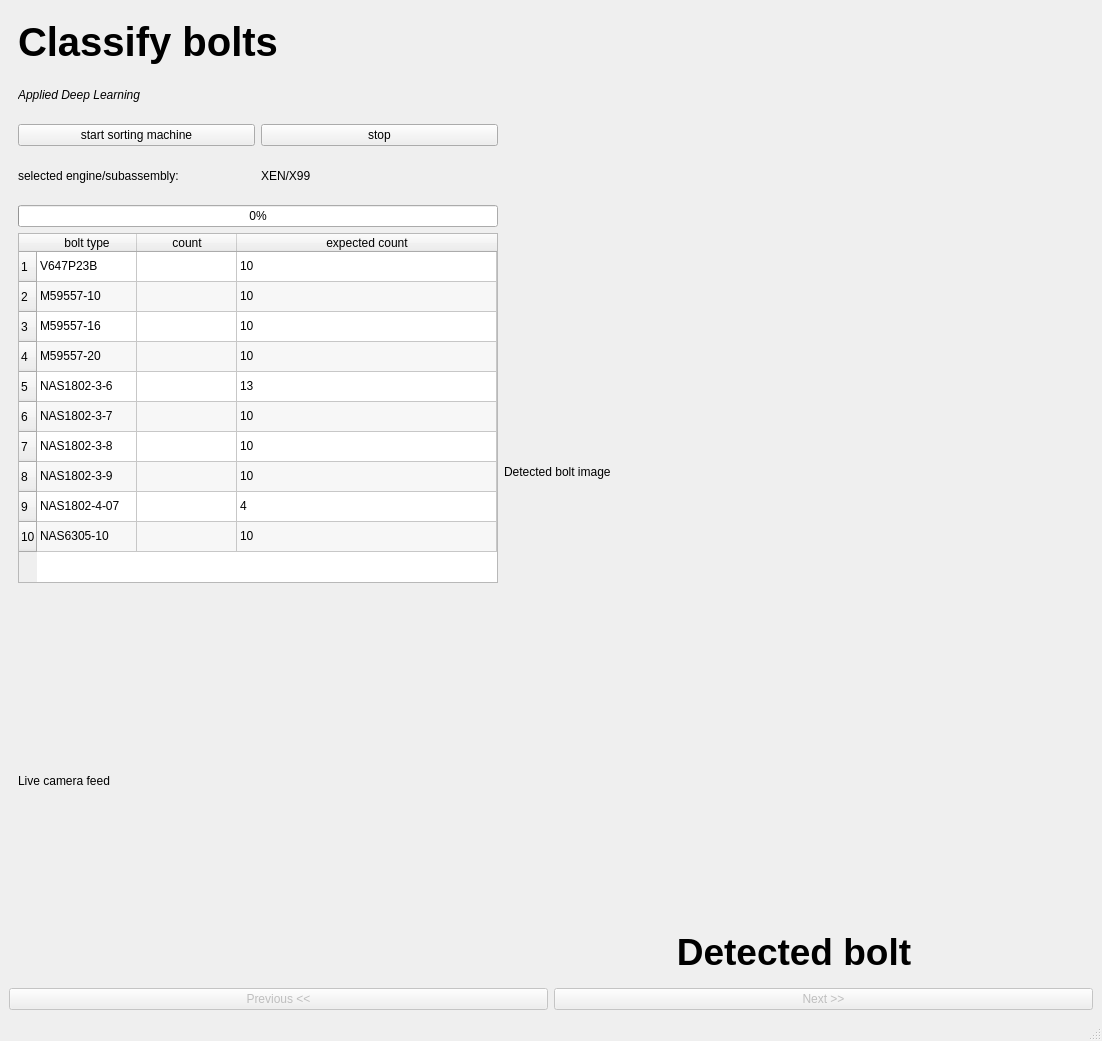
laurensthecomposer/SMR2, file main_window.ui: the form before one commit.
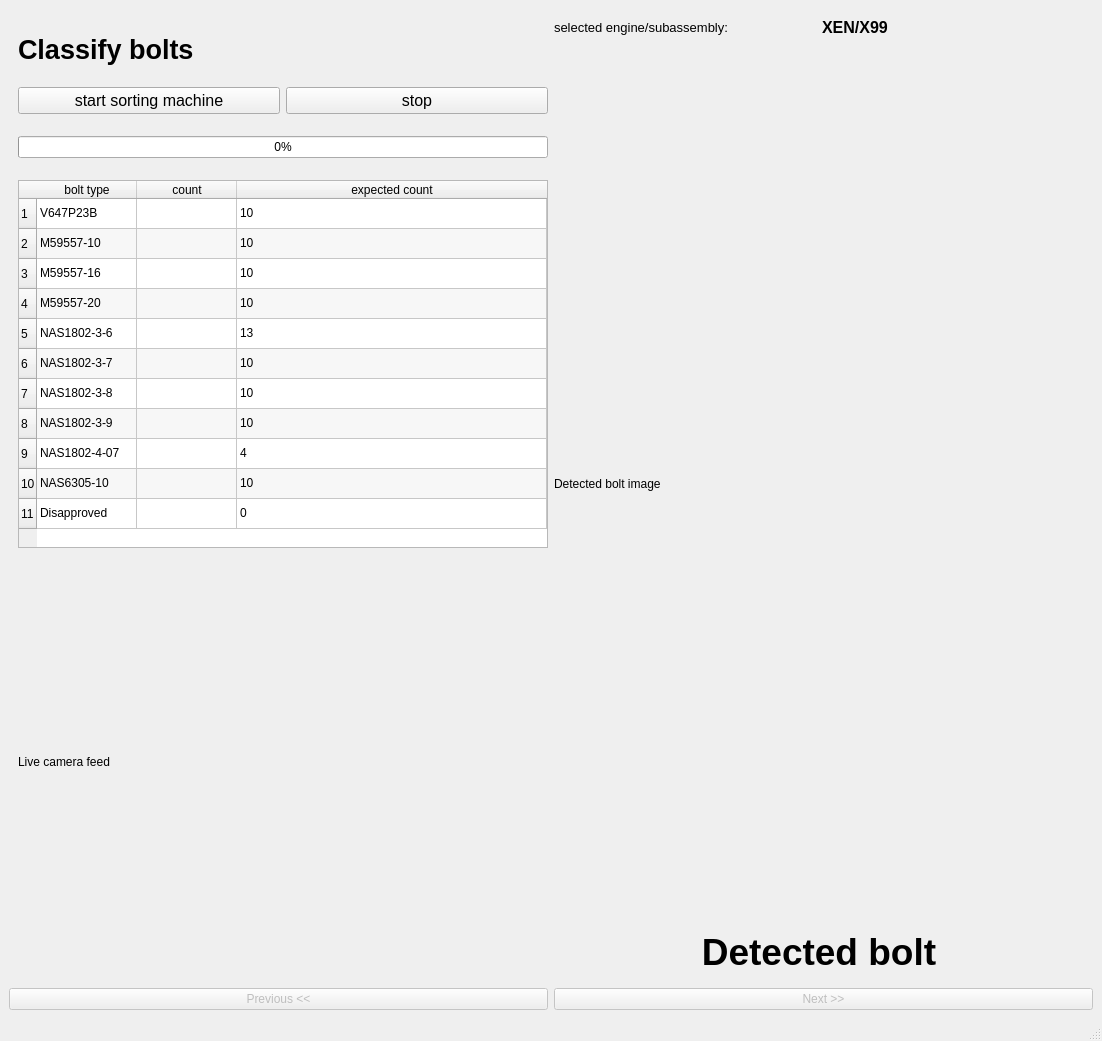
The form after the commit. The open tabs and pages were chosen to show the change.

The edit to the form file:
```diff
--- a/main_window.ui
+++ b/main_window.ui
@@ -472,32 +472,29 @@
        <layout class="QHBoxLayout" name="horizontalLayout">
         <item>
          <layout class="QGridLayout" name="gridLayout_4">
-          <item row="2" column="1">
+          <item row="1" column="1">
            <widget class="QPushButton" name="stop_machine_button">
+            <property name="font">
+             <font>
+              <pointsize>12</pointsize>
+             </font>
+            </property>
             <property name="text">
              <string>stop</string>
             </property>
            </widget>
           </item>
-          <item row="4" column="0" colspan="2">
-           <widget class="QProgressBar" name="progressBar">
-            <property name="value">
-             <number>0</number>
-            </property>
-           </widget>
-          </item>
-          <item row="3" column="1">
-           <widget class="QLabel" name="selected_status_3">
-            <property name="text">
-             <string>XEN/X99</string>
-            </property>
-           </widget>
-          </item>
           <item row="0" column="0" colspan="2">
            <widget class="QLabel" name="title_5">
+            <property name="sizePolicy">
+             <sizepolicy hsizetype="Preferred" vsizetype="Fixed">
+              <horstretch>0</horstretch>
+              <verstretch>0</verstretch>
+             </sizepolicy>
+            </property>
             <property name="font">
              <font>
-              <pointsize>30</pointsize>
+              <pointsize>20</pointsize>
               <weight>75</weight>
               <bold>true</bold>
              </font>
@@ -507,14 +504,7 @@
             </property>
            </widget>
           </item>
-          <item row="2" column="0">
-           <widget class="QPushButton" name="start_machine_button">
-            <property name="text">
-             <string>start sorting machine</string>
-            </property>
-           </widget>
-          </item>
-          <item row="6" column="0" colspan="2">
+          <item row="5" column="0" colspan="2">
            <widget class="QLabel" name="label_img_camera">
             <property name="sizePolicy">
              <sizepolicy hsizetype="Fixed" vsizetype="Fixed">
@@ -536,14 +526,7 @@
             </property>
            </widget>
           </item>
-          <item row="3" column="0">
-           <widget class="QLabel" name="selected_title_3">
-            <property name="text">
-             <string>selected engine/subassembly:</string>
-            </property>
-           </widget>
-          </item>
-          <item row="5" column="0" colspan="2">
+          <item row="4" column="0" colspan="2">
            <widget class="QTableWidget" name="tableWidget_2">
             <property name="sizePolicy">
              <sizepolicy hsizetype="Expanding" vsizetype="Minimum">
@@ -554,13 +537,13 @@
             <property name="minimumSize">
              <size>
               <width>0</width>
-              <height>350</height>
+              <height>360</height>
              </size>
             </property>
             <property name="maximumSize">
              <size>
               <width>16777215</width>
-              <height>400</height>
+              <height>368</height>
              </size>
             </property>
             <property name="alternatingRowColors">
@@ -625,6 +608,11 @@
               <string>10</string>
              </property>
             </row>
+            <row>
+             <property name="text">
+              <string>11</string>
+             </property>
+            </row>
             <column>
              <property name="text">
               <string>bolt type</string>
@@ -740,26 +728,68 @@
               <string>10</string>
              </property>
             </item>
+            <item row="10" column="0">
+             <property name="text">
+              <string>Disapproved</string>
+             </property>
+            </item>
+            <item row="10" column="2">
+             <property name="text">
+              <string>0</string>
+             </property>
+            </item>
+           </widget>
+          </item>
+          <item row="3" column="0" colspan="2">
+           <widget class="QProgressBar" name="progressBar">
+            <property name="value">
+             <number>0</number>
+            </property>
+           </widget>
+          </item>
+          <item row="1" column="0">
+           <widget class="QPushButton" name="start_machine_button">
+            <property name="font">
+             <font>
+              <pointsize>12</pointsize>
+             </font>
+            </property>
+            <property name="text">
+             <string>start sorting machine</string>
+            </property>
+           </widget>
+          </item>
+         </layout>
+        </item>
+        <item>
+         <layout class="QGridLayout" name="gridLayout_5">
+          <item row="0" column="0">
+           <widget class="QLabel" name="selected_title_3">
+            <property name="font">
+             <font>
+              <pointsize>10</pointsize>
+             </font>
+            </property>
+            <property name="text">
+             <string>selected engine/subassembly:</string>
+            </property>
+           </widget>
+          </item>
+          <item row="0" column="1">
+           <widget class="QLabel" name="selected_status_3">
+            <property name="font">
+             <font>
+              <pointsize>12</pointsize>
+              <weight>75</weight>
+              <bold>true</bold>
+             </font>
+            </property>
+            <property name="text">
+             <string>XEN/X99</string>
+            </property>
            </widget>
           </item>
           <item row="1" column="0" colspan="2">
-           <widget class="QLabel" name="subtitle_5">
-            <property name="font">
-             <font>
-              <pointsize>9</pointsize>
-              <italic>true</italic>
-             </font>
-            </property>
-            <property name="text">
-             <string>Applied Deep Learning </string>
-            </property>
-           </widget>
-          </item>
-         </layout>
-        </item>
-        <item>
-         <layout class="QVBoxLayout" name="verticalLayout_3">
-          <item>
            <widget class="QLabel" name="label_img_bolt">
             <property name="sizePolicy">
              <sizepolicy hsizetype="Expanding" vsizetype="Expanding">
@@ -786,7 +816,7 @@
             </property>
            </widget>
           </item>
-          <item>
+          <item row="2" column="0" colspan="2">
            <widget class="QLabel" name="detected_bolt_type">
             <property name="sizePolicy">
              <sizepolicy hsizetype="Minimum" vsizetype="Minimum">
```
Left out of the diff: 70 changed lines with no effect on the pictures.
